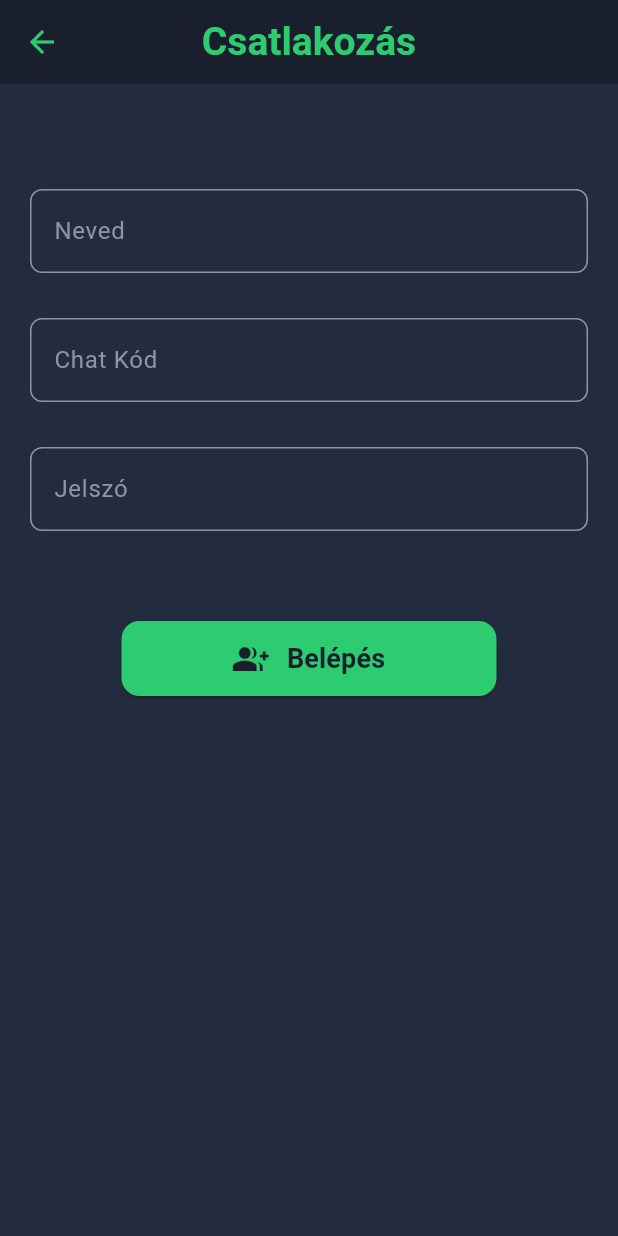
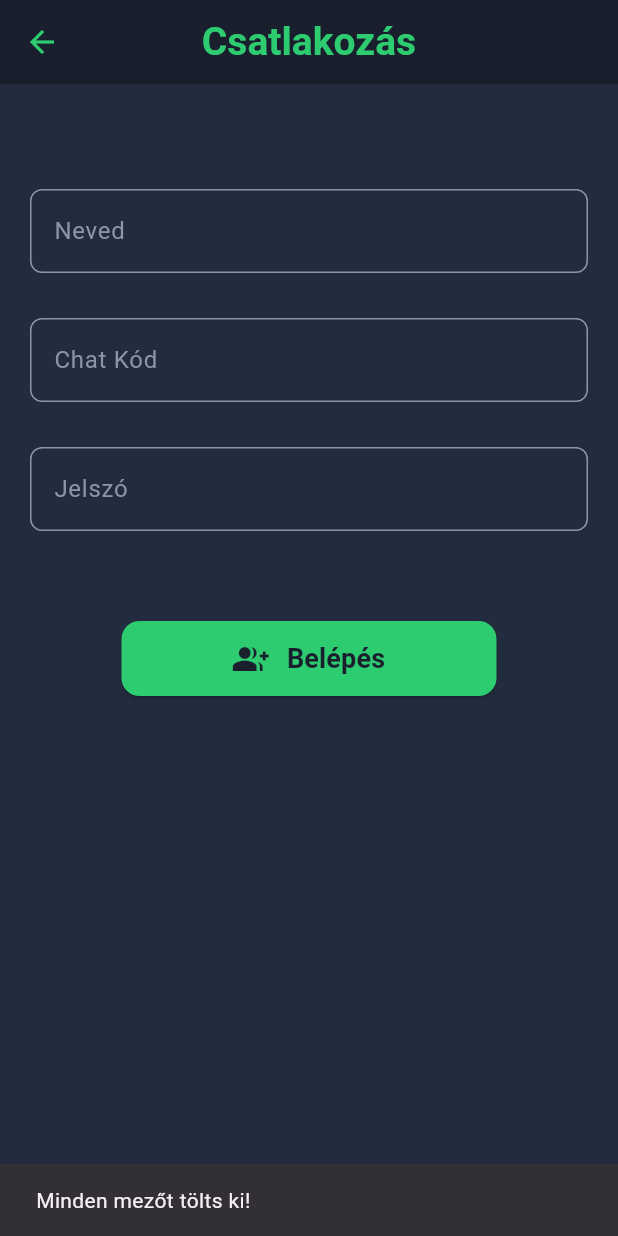
Before and after one commit to Yogyerek1/AnonymChat, a Flutter app: the JoinPage screen opened directly, after a tap on "Belépés", on a phone screen of 412 x 824 dp. Run offline on Flutter 3.47's test engine with Material 3 defaults, Android fonts, the light colour scheme and no system bars.

Commit message:
feat(AC-04): add handleJoin function to JoinPage

```diff
--- a/apps-ui/mobile-app/anonym_chat/lib/pages/join_page.dart
+++ b/apps-ui/mobile-app/anonym_chat/lib/pages/join_page.dart
@@ -17,6 +17,8 @@ class _JoinPageState extends State<JoinPage> {
   final TextEditingController _userNameController = TextEditingController();
   final TextEditingController _chatCodeController = TextEditingController();
   final TextEditingController _chatPasswordController = TextEditingController();
+  final ChatService _chatService = ChatService();
+  bool _isLoading = false;
 
   @override
   void dispose() {
@@ -24,6 +26,54 @@ class _JoinPageState extends State<JoinPage> {
     _chatCodeController.dispose();
     _chatPasswordController.dispose();
     super.dispose();
+  }
+
+  Future<void> _handleJoin() async {
+    final code = _chatCodeController.text.trim();
+    final name = _userNameController.text.trim();
+    final password = _chatPasswordController.text.trim();
+
+    if (code.isEmpty || name.isEmpty || password.isEmpty) {
+      ScaffoldMessenger.of(
+        context,
+      ).showSnackBar(const SnackBar(content: Text('Minden mezőt tölts ki!')));
+      return;
+    }
+
+    setState(() => _isLoading = true);
+
+    try {
+      final approved = await _chatService.joinChat(
+        code: code,
+        password: password,
+      );
+
+      if (!mounted) return;
+
+      if (approved) {
+        Navigator.push(
+          context,
+          MaterialPageRoute(
+            builder: (context) => ChatPage(
+              chatCode: code,
+              chatPassword: password,
+              senderName: name,
+            ),
+          ),
+        );
+      } else {
+        ScaffoldMessenger.of(
+          context,
+        ).showSnackBar(const SnackBar(content: Text('Hibás kód vagy jelszó!')));
+      }
+    } catch (e) {
+      if (!mounted) return;
+      ScaffoldMessenger.of(context).showSnackBar(
+        const SnackBar(content: Text('Hiba történt, próbáld újra!')),
+      );
+    } finally {
+      if (mounted) setState(() => _isLoading = false);
+    }
   }
 
   @override
@@ -130,28 +180,7 @@ class _JoinPageState extends State<JoinPage> {
             ),
             SizedBox(height: 60),
             ElevatedButton(
-              onPressed: () {
-                String code = _chatCodeController.text;
-                String name = _userNameController.text;
-                String password = _chatPasswordController.text;
-
-                final chatService = ChatService();
-                final chat = chatService.findChatById(int.parse(code));
-
-                if (chat != null && password == chat.password) {
-                  Navigator.push(
-                    context,
-                    MaterialPageRoute(
-                      builder: (context) => ChatPage(chat: chat),
-                    ),
-                  );
-                } else {
-                  ScaffoldMessenger.of(context).showSnackBar(
-                    SnackBar(content: Text('Hibás kód vagy jelszó!')),
-                  );
-                }
-                // TODO: API hívás
-              },
+              onPressed: _isLoading ? null : _handleJoin,
               style: ElevatedButton.styleFrom(
                 backgroundColor: AppColors.greenBtn,
                 foregroundColor: AppColors.btnText,
@@ -160,14 +189,19 @@ class _JoinPageState extends State<JoinPage> {
                   borderRadius: BorderRadius.circular(12),
                 ),
               ),
-              child: Row(
+              child: _isLoading
+                  ? const CircularProgressIndicator(color: Colors.white)
+                  : Row(
                       mainAxisSize: MainAxisSize.min,
                       children: [
                         Icon(Icons.group_add, size: 24),
                         SizedBox(width: 12),
                         Text(
                           'Belépés',
-                    style: TextStyle(fontSize: 18, fontWeight: FontWeight.w600),
+                          style: TextStyle(
+                            fontSize: 18,
+                            fontWeight: FontWeight.w600,
+                          ),
                         ),
                       ],
                     ),
```
Lines whose indentation alone changed are shown as unchanged.
